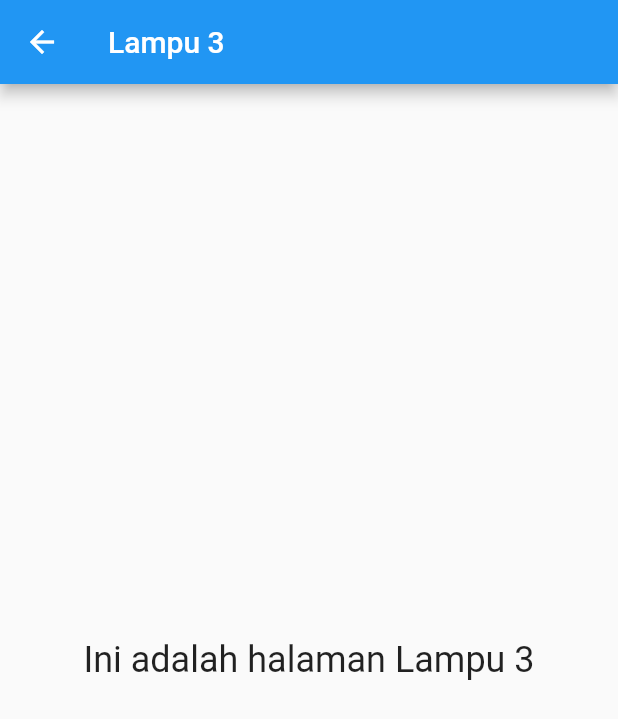
After one commit to IQ1341/SmartHomeIOT, a Flutter app: the screen it shows after launch, after a tap on "Lampu 3", on a phone screen of 412 x 824 dp. The commit adds this screen. Shown: the top 719 px of the screen. Run offline on Flutter 3.47's test engine with Material 2 defaults, Android fonts, the light colour scheme and no system bars.

Commit message:
progres3

```diff
--- /dev/null
+++ b/lib/homepage/Lampu3.dart
@@ -0,0 +1,24 @@
+import 'package:flutter/material.dart';
+
+class Lampu3Page extends StatelessWidget {
+  @override
+  Widget build(BuildContext context) {
+    return Scaffold(
+      appBar: AppBar(
+        title: Text('Lampu 3'),
+      ),
+      body: Center(
+        child: Column(
+          mainAxisAlignment: MainAxisAlignment.center,
+          children: [
+            Text(
+              'Ini adalah halaman Lampu 3',
+              style: TextStyle(fontSize: 24),
+            ),
+            // Tambahkan widget atau logika khusus untuk halaman Lampu 2 di sini
+          ],
+        ),
+      ),
+    );
+  }
+}
--- a/lib/homepage/homepage.dart
+++ b/lib/homepage/homepage.dart
@@ -1,6 +1,13 @@
+// HomePage.dart
+
 import 'package:flutter/material.dart';
 import 'package:flutter/cupertino.dart';
-import 'blynk_api.dart'; // Import the BlynkApi class
+import 'Lampu1.dart';
+import 'Lampu2.dart';
+import 'Lampu3.dart';
+import 'Suhu.dart';
+import 'Kelembaban.dart';
+import 'Cahaya.dart';
 
 class HomePage extends StatelessWidget {
   final List<String> containerNames = [
@@ -9,7 +16,7 @@ class HomePage extends StatelessWidget {
     'Lampu 3',
     'Kelembaban',
     'Suhu',
-    'Intensitas Cahaya',
+    'Cahaya',
   ];
 
   final List<String> partNames = [
@@ -50,8 +57,8 @@ class HomePage extends StatelessWidget {
                                 fontFamily: 'Poppins',
                                 fontWeight: FontWeight.w700,
                                 fontSize: 24.0,
-                                  color:
-                                      Color.fromARGB(0xFF, 0x22, 0x25, 0x38)),
+                                color: Color.fromARGB(0xFF, 0x22, 0x25, 0x38),
+                              ),
                             ),
                             Text(
                               'mirai.world Smart IoT',
@@ -60,8 +67,8 @@ class HomePage extends StatelessWidget {
                                 height: 0.8,
                                 fontWeight: FontWeight.w400,
                                 fontSize: 16.0,
-                                  color:
-                                      Color.fromARGB(0xFF, 0x22, 0x25, 0x38)),
+                                color: Color.fromARGB(0xFF, 0x22, 0x25, 0x38),
+                              ),
                             ),
                           ],
                         ),
@@ -126,7 +133,7 @@ class HomePage extends StatelessWidget {
                   ),
                 ),
                 Image.asset(
-                  'assets/suhu.png',
+                  'assets/suhu2.png',
                   width: 62.0,
                   height: 62.0,
                 ),
@@ -193,6 +200,7 @@ class _ContainerGridState extends State<ContainerGrid> {
         return GestureDetector(
           onTap: () {
             print('${widget.containerNames[index]} diklik!');
+            navigateToContainerPage(context, index);
           },
           child: Container(
             margin: EdgeInsets.all(8.0),
@@ -207,9 +215,9 @@ class _ContainerGridState extends State<ContainerGrid> {
                 mainAxisAlignment: MainAxisAlignment.center,
                 crossAxisAlignment: CrossAxisAlignment.start,
                 children: [
+                  if (index < 3)
                     Row(
                       children: [
-                      if (index < 3)
                         Image.asset(
                           switchValues[index]
                               ? 'assets/light-on.png'
@@ -218,7 +226,6 @@ class _ContainerGridState extends State<ContainerGrid> {
                           height: 50.0,
                         ),
                         SizedBox(width: 30.0),
-                      if (index < 3)
                         CupertinoSwitch(
                           activeColor: const Color.fromARGB(255, 34, 37, 56),
                           thumbColor: const Color.fromARGB(255, 255, 255, 255),
@@ -230,11 +237,18 @@ class _ContainerGridState extends State<ContainerGrid> {
                             });
                             int ledVirtualPin =
                                 index == 0 ? 1 : (index == 1 ? 5 : 6);
-                            BlynkApi.toggleLed(value, ledVirtualPin);
+                            // BlynkApi.toggleLed(value, ledVirtualPin);
                           },
                         ),
                       ],
                     ),
+                  if (index >= 3)
+                    Image.asset(
+                      'assets/${widget.containerNames[index].toLowerCase()}.png',
+                      width: 50.0,
+                      height: 50.0,
+                    ),
+                  SizedBox(height: 10.0),
                   Column(
                     crossAxisAlignment: CrossAxisAlignment.start,
                     children: [
@@ -272,4 +286,47 @@ class _ContainerGridState extends State<ContainerGrid> {
       }),
     );
   }
+
+  void navigateToContainerPage(BuildContext context, int index) {
+    switch (index) {
+      case 0:
+        Navigator.push(
+          context,
+          MaterialPageRoute(builder: (context) => Lampu1Page()),
+        );
+        break;
+      case 1:
+        Navigator.push(
+          context,
+          MaterialPageRoute(builder: (context) => Lampu2Page()),
+        );
+        break;
+      case 2:
+        Navigator.push(
+          context,
+          MaterialPageRoute(builder: (context) => Lampu3Page()),
+        );
+        break;
+      case 3:
+        Navigator.push(
+          context,
+          MaterialPageRoute(builder: (context) => KelembabanPage()),
+        );
+        break;
+      case 4:
+        Navigator.push(
+          context,
+          MaterialPageRoute(builder: (context) => SuhuPage()),
+        );
+        break;
+      case 5:
+        Navigator.push(
+          context,
+          MaterialPageRoute(builder: (context) => CahayaPage()),
+        );
+        break;
+      default:
+        break;
     }
+  }
+}
```
Also changed, not shown: lib/homepage/Cahaya.dart (added, +24 -0 lines), lib/homepage/Kelembaban.dart (added, +24 -0 lines), lib/homepage/Lampu1.dart (added, +24 -0 lines), lib/homepage/Lampu2.dart (added, +24 -0 lines), lib/homepage/Suhu.dart (added, +24 -0 lines), assets/suhu.png, assets/suhu2.png, 9 other files. Lines whose indentation alone changed are shown as unchanged.
